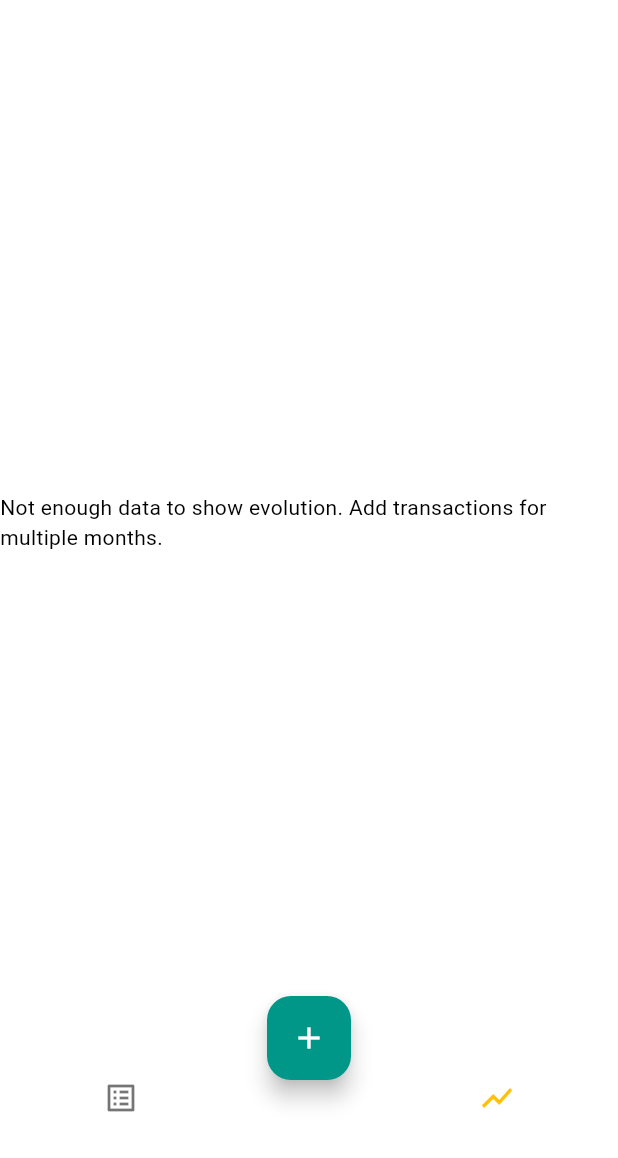
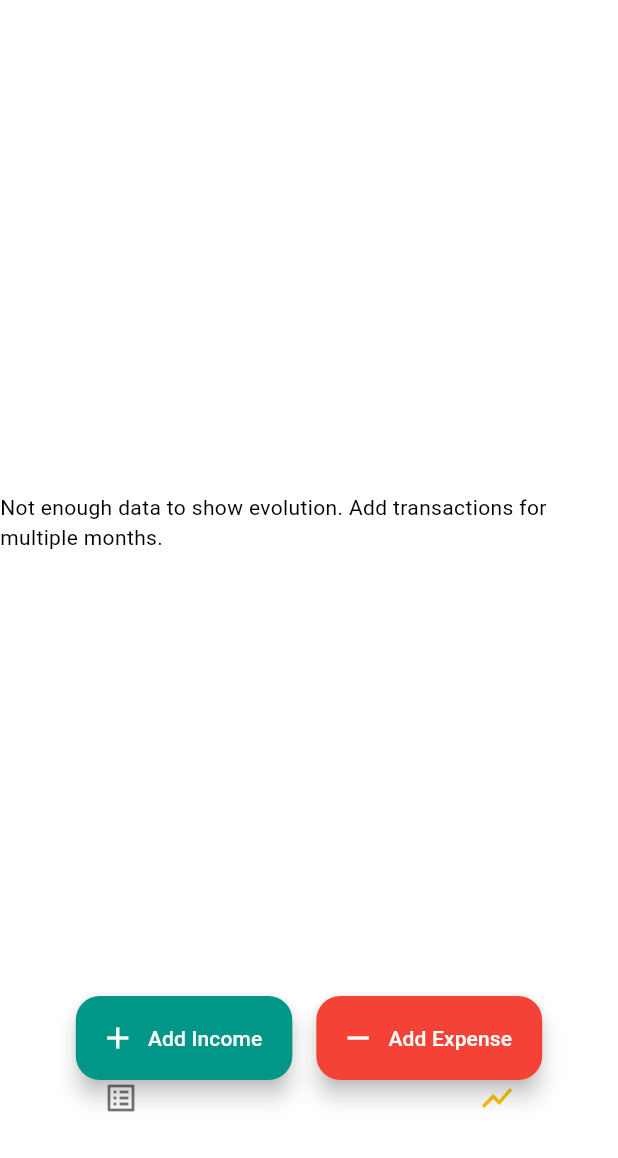
Before and after one commit to JorgeGarciaIrazabal/gudget, a Flutter app: the screen it shows after launch, swiped to page 2, on a phone screen of 412 x 824 dp, the part 78-1236 px from its top. Run offline on Flutter 3.47's test engine with Material 3 defaults, Android fonts, the phone set to English and light mode, and no system bars; our stand-ins replace fl_chart, hive, hive_flutter; accounts and stored records are empty.

Commit message:
basic version working

```diff
--- a/frontend/lib/screens/home_screen.dart
+++ b/frontend/lib/screens/home_screen.dart
@@ -1,6 +1,7 @@
 import 'package:flutter/material.dart';
 import 'package:intl/intl.dart';
 import 'package:provider/provider.dart';
+import '../models/transaction_model.dart';
 import '../screens/add_transaction_dialog.dart';
 import '../screens/evolution_screen.dart';
 import '../screens/monthly_records_screen.dart';
@@ -50,6 +51,54 @@ class _HomeScreenState extends State<HomeScreen> {
         _selectedMonth.day,
       );
     });
+  }
+
+  Row buildTransactionButtons(BudgetService budgetService) {
+    return Row(
+      mainAxisAlignment: MainAxisAlignment.center, // Changed from MainAxisAlignment.end
+      children: [
+        FloatingActionButton.extended(
+          onPressed: () {
+            showDialog(
+              context: context,
+              builder: (BuildContext context) {
+                return AddTransactionDialog(
+                  transactionType: TransactionType.income, // For Income
+                  onSave: (transaction) {
+                    budgetService.addTransaction(transaction);
+                  },
+                );
+              },
+            );
+          },
+          tooltip: 'Income',
+          icon: const Icon(Icons.add),
+          label: const Text('Add Income'),
+          heroTag: 'addIncome', // Ensure unique heroTag
+        ),
+        const SizedBox(width: 16), // Spacing between buttons, changed from height to width for horizontal spacing
+        FloatingActionButton.extended(
+          onPressed: () {
+            showDialog(
+              context: context,
+              builder: (BuildContext context) {
+                return AddTransactionDialog(
+                  transactionType: TransactionType.expense,
+                  onSave: (transaction) {
+                    budgetService.addTransaction(transaction);
+                  },
+                );
+              },
+            );
+          },
+          tooltip: 'Expense',
+          icon: const Icon(Icons.remove),
+          label: const Text('Add Expense'),
+          backgroundColor: Colors.red, // Optional: Differentiate color
+          heroTag: 'addExpense', // Ensure unique heroTag
+        ),
+      ],
+    );
   }
 
   @override
@@ -114,22 +163,7 @@ class _HomeScreenState extends State<HomeScreen> {
           const EvolutionScreen(),
         ],
       ),
-      floatingActionButton: FloatingActionButton(
-        onPressed: () {
-          showDialog(
-            context: context,
-            builder: (BuildContext context) {
-              return AddTransactionDialog(
-                onSave: (transaction) {
-                  budgetService.addTransaction(transaction);
-                },
-              );
-            },
-          );
-        },
-        tooltip: 'Add Transaction',
-        child: const Icon(Icons.add),
-      ),
+      floatingActionButton: buildTransactionButtons(budgetService),
       floatingActionButtonLocation: FloatingActionButtonLocation.centerDocked,
       bottomNavigationBar: BottomAppBar(
         shape: const CircularNotchedRectangle(),
--- a/frontend/pubspec.yaml
+++ b/frontend/pubspec.yaml
@@ -2,7 +2,9 @@ name: frontend
 description: "A budget app for the garbanzo family"
 publish_to: 'none' # Remove this line if you wish to publish to pub.dev
 version: 1.0.0+1
-uses-material-design: true
+
+flutter:
+  uses-material-design: true
 
 environment:
   sdk: ^3.8.0
```
Also changed, not shown: frontend/lib/screens/add_transaction_dialog.dart (+9 -7 lines), frontend/lib/models/transaction_model.g.dart (added).
